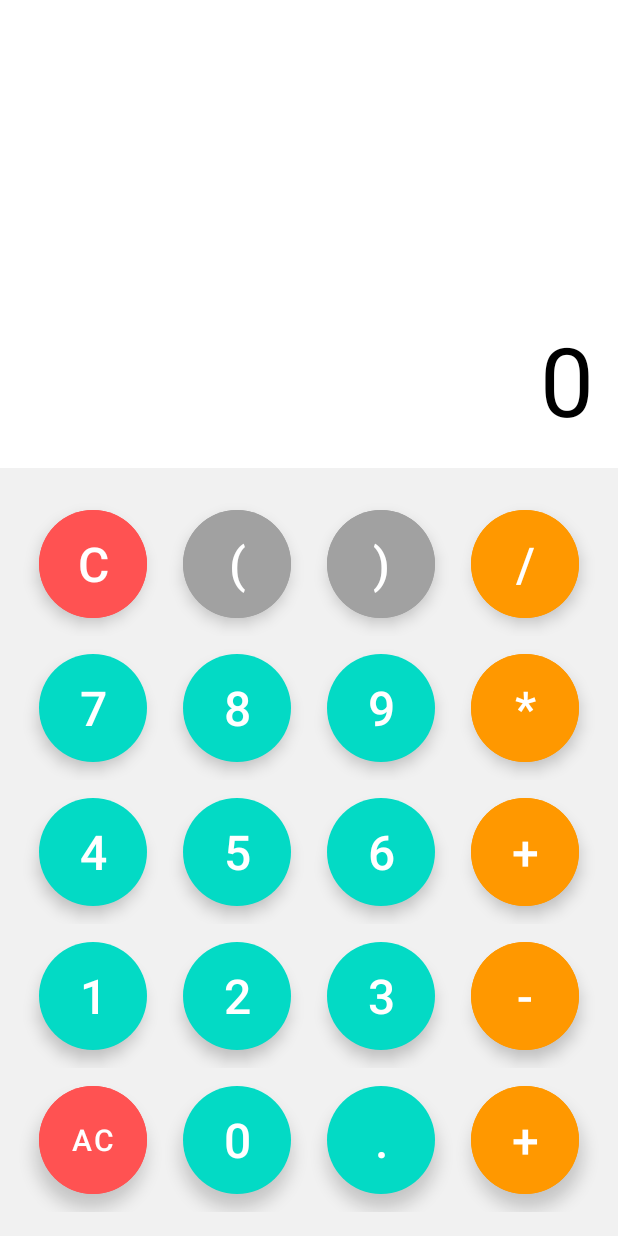
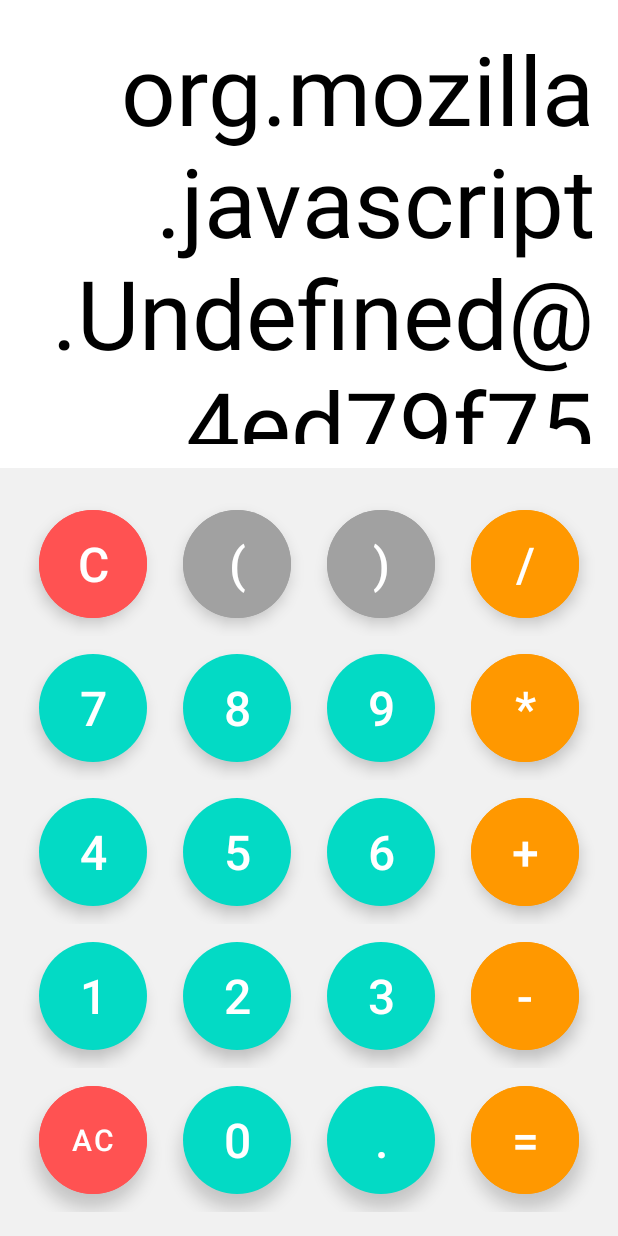
Before and after one commit to Randula98/Simple-Android-Calculator, an Android app: the screen it shows after launch (MainActivity), after a tap on an icon or button, on a phone screen of 412 x 824 dp. Run offline under Robolectric (Android 15) with nearby library versions, the phone set to English and light mode, and no system bars; 1 other tap on this screen came first.

Commit message:
Implemented Calculation Function

```diff
--- a/app/src/main/java/com/example/calculator/MainActivity.java
+++ b/app/src/main/java/com/example/calculator/MainActivity.java
@@ -7,6 +7,8 @@ import android.view.View;
 import android.widget.TextView;
 
 import com.google.android.material.button.MaterialButton;
+import org.mozilla.javascript.Context;
+import org.mozilla.javascript.Scriptable;
 
 public class MainActivity extends AppCompatActivity implements View.OnClickListener {
 
@@ -67,10 +69,46 @@ public class MainActivity extends AppCompatActivity implements View.OnClickListe
             solutionTv.setText(resultTv.getText());
         }
         if (buttonText.equalsIgnoreCase("C")){
-            dataToCalculate = dataToCalculate.substring(0 , dataToCalculate.length()-1);
+            try{
+                if(!dataToCalculate.equals("")){
+                    dataToCalculate = dataToCalculate.substring(0 , dataToCalculate.length()-1);
+                }
+            }
+            catch(Exception e){
+                solutionTv.setText("0");
+            }
+        }
+        else{
+            dataToCalculate = dataToCalculate + buttonText;
         }
         solutionTv.setText(dataToCalculate);
+
+        String finalResult = getResult(dataToCalculate);
+
+        if(!finalResult.equalsIgnoreCase("Err")){
+            resultTv.setText(finalResult);
+        }
+        /*else{
+            resultTv.setText("Error");
+        }*/
+
     }
 
+    String getResult(String data){
+        try {
+            Context context = Context.enter();
+            context.setOptimizationLevel(-1);
+            Scriptable scriptable = context.initStandardObjects();
+            String finalResult = context.evaluateString(scriptable , data , "Javascript" , 1 , null).toString();
+            if(finalResult.endsWith(".0")){
+                finalResult = finalResult.replace(".0","");
+            }
+            return finalResult;
+        }
+        catch (Exception e){
+            return "Err";
+        }
+        //return null;
+    }
 
 }
--- a/app/src/main/res/layout/activity_main.xml
+++ b/app/src/main/res/layout/activity_main.xml
@@ -286,7 +286,7 @@
                 android:layout_margin="12dp"
                 android:id="@+id/button_equals"
                 android:backgroundTint="#FF9800"
-                android:text="+"/>
+                android:text="="/>
         </LinearLayout>
 
     </LinearLayout>
```
